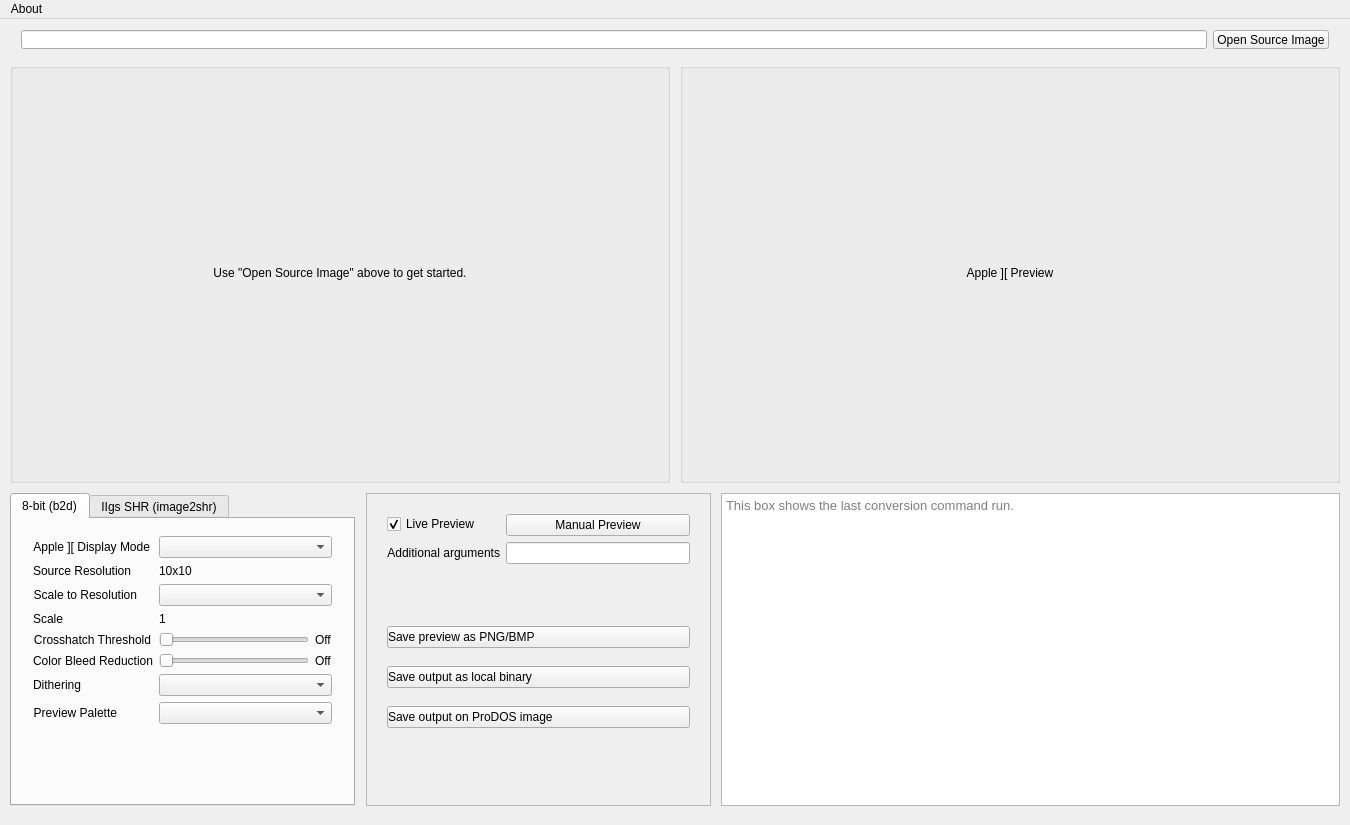
Above: buckshot/mainwindow.ui from digarok/buckshot before the change. Below: the same form after it.
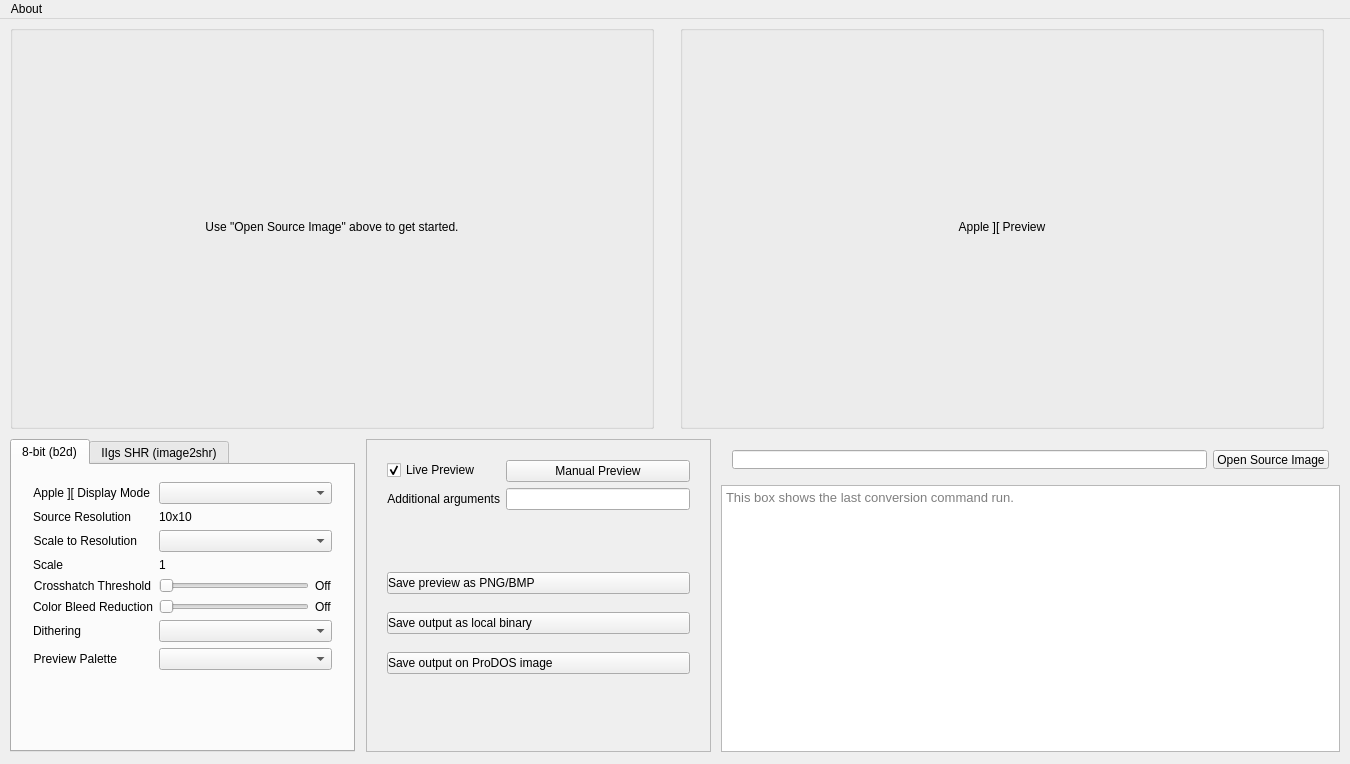
That is the form after the change. Icons and pictures are not drawn.

Commit message:
Compact vertical layout to 1350x764
The Open Source Image row moves from a full-width top bar into the
right column above the CLI log, the pane outlines tighten to 2px
around the images, and bottom slack is trimmed. Saves 61px of height;
the images now sit nearly flush with the top of the window.

What changed in the file:
```diff
--- a/buckshot/mainwindow.ui
+++ b/buckshot/mainwindow.ui
@@ -7,7 +7,7 @@
     <x>0</x>
     <y>0</y>
     <width>1350</width>
-    <height>825</height>
+    <height>764</height>
    </rect>
   </property>
   <property name="sizePolicy">
@@ -19,13 +19,13 @@
   <property name="minimumSize">
    <size>
     <width>1350</width>
-    <height>825</height>
+    <height>764</height>
    </size>
   </property>
   <property name="maximumSize">
    <size>
     <width>1350</width>
-    <height>825</height>
+    <height>764</height>
    </size>
   </property>
   <property name="windowTitle">
@@ -36,9 +36,9 @@
     <property name="geometry">
      <rect>
       <x>10</x>
-      <y>44</y>
-      <width>660</width>
-      <height>420</height>
+      <y>6</y>
+      <width>644</width>
+      <height>404</height>
      </rect>
     </property>
     <property name="title">
@@ -47,8 +47,8 @@
     <widget class="QLabel" name="label_source">
      <property name="geometry">
       <rect>
-       <x>10</x>
-       <y>10</y>
+       <x>2</x>
+       <y>2</y>
        <width>640</width>
        <height>400</height>
       </rect>
@@ -65,9 +65,9 @@
     <property name="geometry">
      <rect>
       <x>680</x>
-      <y>44</y>
-      <width>660</width>
-      <height>420</height>
+      <y>6</y>
+      <width>644</width>
+      <height>404</height>
      </rect>
     </property>
     <property name="title">
@@ -76,8 +76,8 @@
     <widget class="QLabel" name="label_preview">
      <property name="geometry">
       <rect>
-       <x>10</x>
-       <y>10</y>
+       <x>2</x>
+       <y>2</y>
        <width>640</width>
        <height>400</height>
       </rect>
@@ -93,9 +93,9 @@
    <widget class="QWidget" name="horizontalLayoutWidget">
     <property name="geometry">
      <rect>
-      <x>10</x>
-      <y>0</y>
-      <width>1330</width>
+      <x>721</x>
+      <y>420</y>
+      <width>619</width>
       <height>41</height>
      </rect>
     </property>
@@ -120,9 +120,9 @@
     <property name="geometry">
      <rect>
       <x>721</x>
-      <y>474</y>
+      <y>466</y>
       <width>619</width>
-      <height>313</height>
+      <height>267</height>
      </rect>
     </property>
     <property name="font">
@@ -138,7 +138,7 @@
     <property name="geometry">
      <rect>
       <x>10</x>
-      <y>474</y>
+      <y>420</y>
       <width>345</width>
       <height>313</height>
      </rect>
@@ -492,7 +492,7 @@
     <property name="geometry">
      <rect>
       <x>366</x>
-      <y>474</y>
+      <y>420</y>
       <width>345</width>
       <height>313</height>
      </rect>
```
